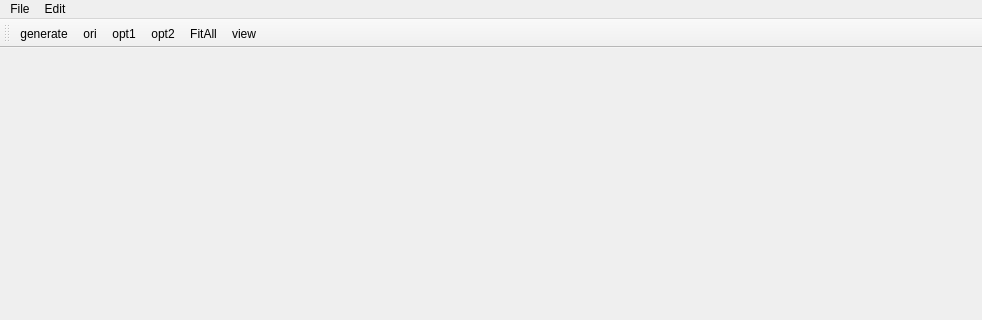
This is OccDebuger/MainWindowOcc.ui in WisdomToNorth/OccDemo as Qt 5 draws it before an edit; both pictures show x 0 to 982 and y 0 to 320 of the 982 by 701 pixel window. The edited form follows.
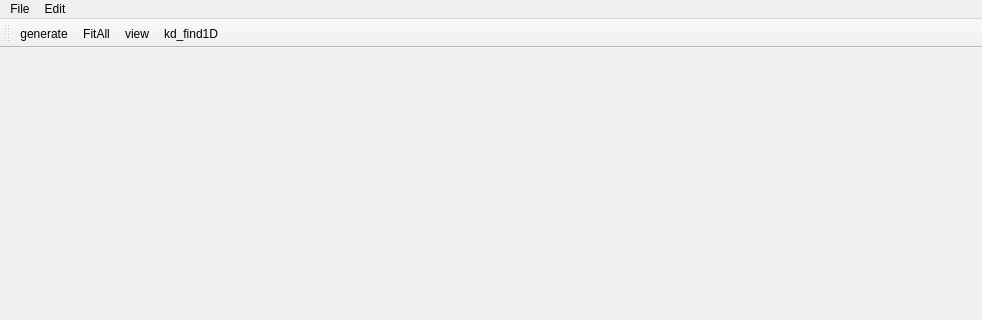
This is the edited form.

```diff
--- a/OccDebuger/MainWindowOcc.ui
+++ b/OccDebuger/MainWindowOcc.ui
@@ -69,11 +69,9 @@
     <bool>false</bool>
    </attribute>
    <addaction name="actionGenerate"/>
-   <addaction name="actionOri"/>
-   <addaction name="actionopt1"/>
-   <addaction name="actionopt2"/>
    <addaction name="actionFitAll"/>
    <addaction name="actionview"/>
+   <addaction name="actionkd_find1D"/>
   </widget>
   <widget class="QStatusBar" name="statusBar"/>
   <action name="actionGenerate">
@@ -83,7 +81,7 @@
   </action>
   <action name="actionOri">
    <property name="text">
-    <string>ori</string>
+    <string>unionfind_ori</string>
    </property>
   </action>
   <action name="actionFitAll">
@@ -93,12 +91,12 @@
   </action>
   <action name="actionopt1">
    <property name="text">
-    <string>opt1</string>
+    <string>unionfind_opt1</string>
    </property>
   </action>
   <action name="actionopt2">
    <property name="text">
-    <string>opt2</string>
+    <string>unionfind_opt2</string>
    </property>
   </action>
   <action name="actionview">
@@ -106,6 +104,11 @@
     <string>view</string>
    </property>
   </action>
+  <action name="actionkd_find1D">
+   <property name="text">
+    <string>kd_find1D</string>
+   </property>
+  </action>
  </widget>
  <layoutdefault spacing="6" margin="11"/>
  <resources/>
```
Left out of the diff: 3 changed lines with no effect on the pictures.
